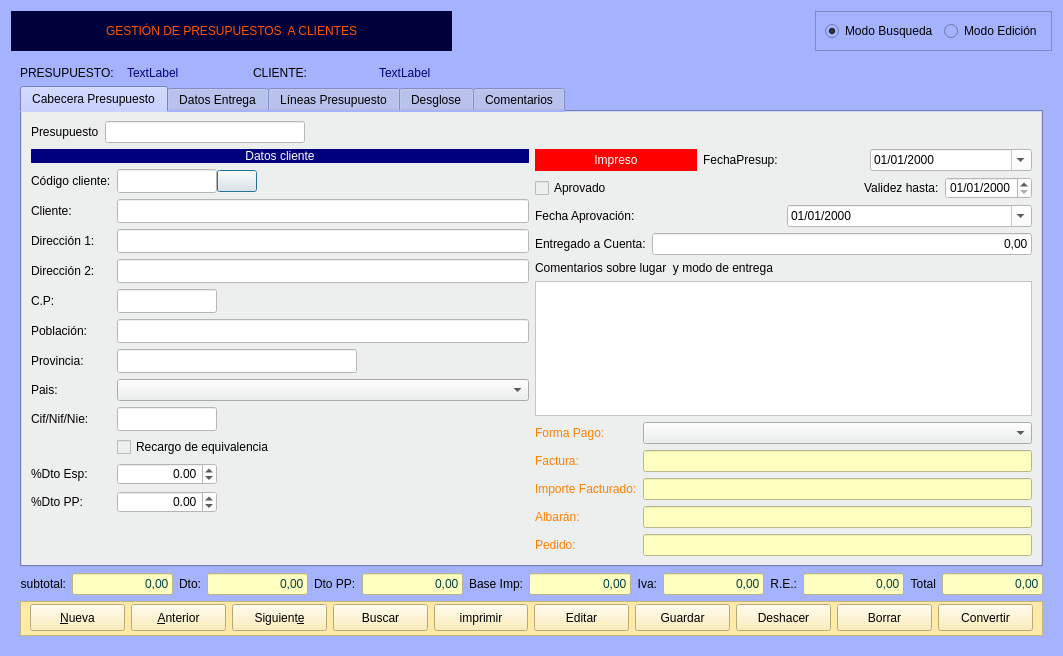
This is Zona_Ventas/frmpresupuestoscli.ui in arcnexus/RedFoX as Qt 5 draws it before an edit. The edited form follows.
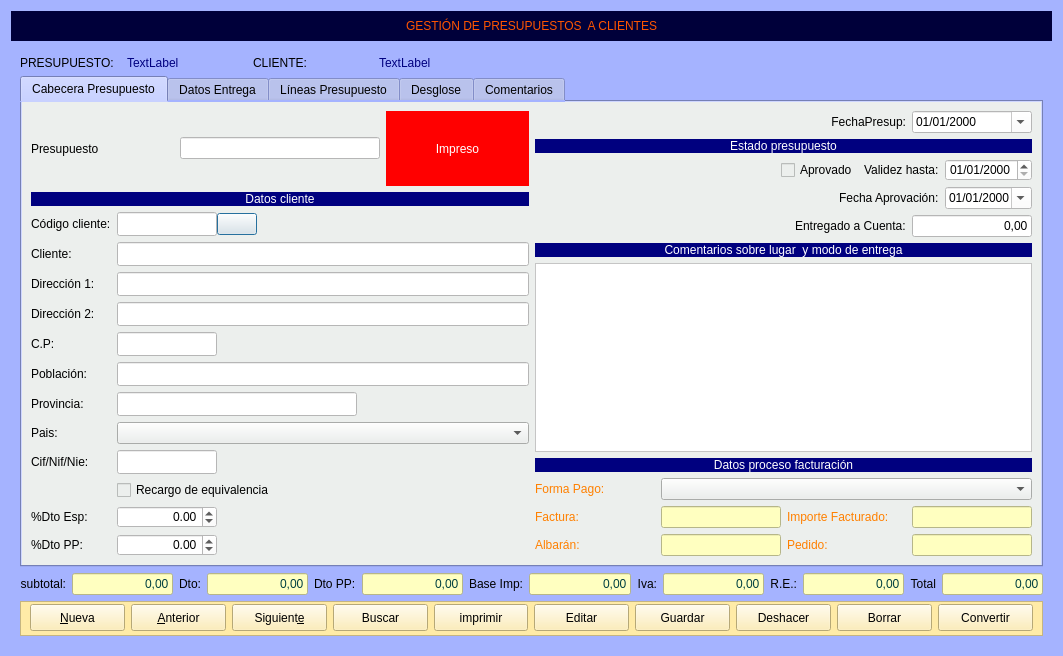
This is the edited form. Icons and pictures are not drawn.

The edit to the form file:
```diff
--- a/Zona_Ventas/frmpresupuestoscli.ui
+++ b/Zona_Ventas/frmpresupuestoscli.ui
@@ -33,7 +33,7 @@
    <string notr="true">background-color: rgb(165, 179, 255);</string>
   </property>
   <layout class="QGridLayout" name="gridLayout_5">
-   <item row="0" column="0">
+   <item row="0" column="0" colspan="2">
     <widget class="QLabel" name="label_67">
      <property name="minimumSize">
       <size>
@@ -41,12 +41,6 @@
        <height>30</height>
       </size>
      </property>
-     <property name="maximumSize">
-      <size>
-       <width>250</width>
-       <height>16777215</height>
-      </size>
-     </property>
      <property name="styleSheet">
       <string notr="true">font: 14pt &quot;Sans Serif&quot;;
 color: rgb(255, 85, 0);
@@ -60,42 +54,7 @@
      </property>
     </widget>
    </item>
-   <item row="0" column="2">
-    <widget class="QFrame" name="frame">
-     <property name="maximumSize">
-      <size>
-       <width>290</width>
-       <height>16777215</height>
-      </size>
-     </property>
-     <property name="frameShape">
-      <enum>QFrame::StyledPanel</enum>
-     </property>
-     <property name="frameShadow">
-      <enum>QFrame::Raised</enum>
-     </property>
-     <layout class="QHBoxLayout" name="horizontalLayout_10">
-      <item>
-       <widget class="QRadioButton" name="radBusqueda">
-        <property name="text">
-         <string>Modo Busqueda</string>
-        </property>
-        <property name="checked">
-         <bool>true</bool>
-        </property>
-       </widget>
-      </item>
-      <item>
-       <widget class="QRadioButton" name="radEdicion">
-        <property name="text">
-         <string>Modo Edición</string>
-        </property>
-       </widget>
-      </item>
-     </layout>
-    </widget>
-   </item>
-   <item row="1" column="0" colspan="3">
+   <item row="1" column="0" colspan="2">
     <widget class="QStackedWidget" name="stackedWidget">
      <property name="currentIndex">
       <number>0</number>
@@ -174,8 +133,8 @@
           <attribute name="title">
            <string>Cabecera Presupuesto</string>
           </attribute>
-          <layout class="QVBoxLayout" name="verticalLayout">
-           <item>
+          <layout class="QGridLayout" name="gridLayout_14">
+           <item row="0" column="0">
             <layout class="QHBoxLayout" name="horizontalLayout_7">
              <item>
               <widget class="QLabel" name="lblnumalb">
@@ -201,7 +160,33 @@
               </widget>
              </item>
              <item>
-              <spacer name="horizontalSpacer_3">
+              <widget class="QLabel" name="lbimpreso">
+               <property name="minimumSize">
+                <size>
+                 <width>80</width>
+                 <height>0</height>
+                </size>
+               </property>
+               <property name="styleSheet">
+                <string notr="true">background-color: rgb(255, 0, 0);
+color: rgb(255, 255, 255);</string>
+               </property>
+               <property name="text">
+                <string>Impreso</string>
+               </property>
+               <property name="alignment">
+                <set>Qt::AlignCenter</set>
+               </property>
+              </widget>
+             </item>
+            </layout>
+           </item>
+           <item row="0" column="1" rowspan="2">
+            <layout class="QGridLayout" name="gridLayout_13">
+             <item row="2" column="0">
+              <layout class="QHBoxLayout" name="horizontalLayout_4">
+               <item>
+                <spacer name="horizontalSpacer">
                <property name="orientation">
                 <enum>Qt::Horizontal</enum>
                </property>
@@ -213,11 +198,347 @@
                </property>
               </spacer>
              </item>
-            </layout>
-           </item>
+               <item>
+                <widget class="QCheckBox" name="chklAprovado">
+                 <property name="text">
+                  <string>Aprovado</string>
+                 </property>
+                 <property name="tristate">
+                  <bool>false</bool>
+                 </property>
+                </widget>
+               </item>
+               <item>
+                <widget class="QLabel" name="label">
+                 <property name="text">
+                  <string>Validez hasta:</string>
+                 </property>
+                </widget>
+               </item>
+               <item>
+                <widget class="QDateEdit" name="txtvalido_hasta">
+                 <property name="minimumSize">
+                  <size>
+                   <width>72</width>
+                   <height>0</height>
+                  </size>
+                 </property>
+                 <property name="styleSheet">
+                  <string notr="true">background-color: rgb(255, 255, 255);</string>
+                 </property>
+                 <property name="displayFormat">
+                  <string>dd/MM/yyyy</string>
+                 </property>
+                 <property name="calendarPopup">
+                  <bool>false</bool>
+                 </property>
+                </widget>
+               </item>
+              </layout>
+             </item>
+             <item row="6" column="0">
+              <widget class="QLabel" name="label_54">
+               <property name="styleSheet">
+                <string notr="true">background-color: rgb(0, 0, 127);
+color: rgb(255, 255, 255);</string>
+               </property>
+               <property name="text">
+                <string>Datos proceso facturación</string>
+               </property>
+               <property name="alignment">
+                <set>Qt::AlignCenter</set>
+               </property>
+              </widget>
+             </item>
+             <item row="7" column="0">
+              <layout class="QGridLayout" name="gridLayout_16">
+               <item row="2" column="1">
+                <widget class="QLineEdit" name="txtfactura">
+                 <property name="enabled">
+                  <bool>false</bool>
+                 </property>
+                 <property name="maximumSize">
+                  <size>
+                   <width>120</width>
+                   <height>16777215</height>
+                  </size>
+                 </property>
+                 <property name="styleSheet">
+                  <string notr="true">background-color: rgb(255, 255, 192);</string>
+                 </property>
+                </widget>
+               </item>
+               <item row="1" column="0">
+                <widget class="QLabel" name="label_70">
+                 <property name="styleSheet">
+                  <string notr="true">color: rgb(255, 128, 0);</string>
+                 </property>
+                 <property name="text">
+                  <string>Forma Pago:</string>
+                 </property>
+                </widget>
+               </item>
+               <item row="2" column="0">
+                <widget class="QLabel" name="lblNumFactura_2">
+                 <property name="styleSheet">
+                  <string notr="true">color: rgb(255, 128, 0);</string>
+                 </property>
+                 <property name="text">
+                  <string>Factura:</string>
+                 </property>
+                </widget>
+               </item>
+               <item row="2" column="3">
+                <widget class="QLineEdit" name="txtimporte_factura">
+                 <property name="enabled">
+                  <bool>false</bool>
+                 </property>
+                 <property name="maximumSize">
+                  <size>
+                   <width>120</width>
+                   <height>16777215</height>
+                  </size>
+                 </property>
+                 <property name="styleSheet">
+                  <string notr="true">background-color: rgb(255, 255, 192);</string>
+                 </property>
+                 <property name="alignment">
+                  <set>Qt::AlignRight|Qt::AlignTrailing|Qt::AlignVCenter</set>
+                 </property>
+                </widget>
+               </item>
+               <item row="2" column="2">
+                <widget class="QLabel" name="label_71">
+                 <property name="styleSheet">
+                  <string notr="true">color: rgb(255, 128, 0);</string>
+                 </property>
+                 <property name="text">
+                  <string>Importe Facturado:</string>
+                 </property>
+                </widget>
+               </item>
+               <item row="3" column="0">
+                <widget class="QLabel" name="label_41">
+                 <property name="styleSheet">
+                  <string notr="true">color: rgb(255, 128, 0);</string>
+                 </property>
+                 <property name="text">
+                  <string>Albarán:</string>
+                 </property>
+                </widget>
+               </item>
+               <item row="3" column="1">
+                <widget class="QLineEdit" name="txtalbaran">
+                 <property name="enabled">
+                  <bool>false</bool>
+                 </property>
+                 <property name="maximumSize">
+                  <size>
+                   <width>120</width>
+                   <height>16777215</height>
+                  </size>
+                 </property>
+                 <property name="styleSheet">
+                  <string notr="true">background-color: rgb(255, 255, 192);</string>
+                 </property>
+                </widget>
+               </item>
+               <item row="3" column="2">
+                <widget class="QLabel" name="label_69">
+                 <property name="styleSheet">
+                  <string notr="true">color: rgb(255, 128, 0);</string>
+                 </property>
+                 <property name="text">
+                  <string>Pedido:</string>
+                 </property>
+                </widget>
+               </item>
+               <item row="3" column="3">
+                <widget class="QLineEdit" name="txtpedido">
+                 <property name="enabled">
+                  <bool>false</bool>
+                 </property>
+                 <property name="maximumSize">
+                  <size>
+                   <width>120</width>
+                   <height>16777215</height>
+                  </size>
+                 </property>
+                 <property name="styleSheet">
+                  <string notr="true">background-color: rgb(255, 255, 192);</string>
+                 </property>
+                </widget>
+               </item>
+               <item row="1" column="1" colspan="3">
+                <widget class="QComboBox" name="cboFormaPago"/>
+               </item>
+              </layout>
+             </item>
+             <item row="4" column="0">
+              <layout class="QHBoxLayout" name="horizontalLayout_5">
            <item>
+                <spacer name="horizontalSpacer_7">
+                 <property name="orientation">
+                  <enum>Qt::Horizontal</enum>
+                 </property>
+                 <property name="sizeHint" stdset="0">
+                  <size>
+                   <width>40</width>
+                   <height>20</height>
+                  </size>
+                 </property>
+                </spacer>
+               </item>
+               <item>
+                <widget class="QLabel" name="label_73">
+                 <property name="text">
+                  <string>Entregado a Cuenta:</string>
+                 </property>
+                </widget>
+               </item>
+               <item>
+                <widget class="QLineEdit" name="txtentregado_a_cuenta">
+                 <property name="maximumSize">
+                  <size>
+                   <width>120</width>
+                   <height>16777215</height>
+                  </size>
+                 </property>
+                 <property name="styleSheet">
+                  <string notr="true">background-color: rgb(255, 255, 255);</string>
+                 </property>
+                 <property name="text">
+                  <string>0,00</string>
+                 </property>
+                 <property name="alignment">
+                  <set>Qt::AlignRight|Qt::AlignTrailing|Qt::AlignVCenter</set>
+                 </property>
+                </widget>
+               </item>
+              </layout>
+             </item>
+             <item row="3" column="0">
+              <layout class="QHBoxLayout" name="horizontalLayout">
+               <item>
+                <spacer name="horizontalSpacer_8">
+                 <property name="orientation">
+                  <enum>Qt::Horizontal</enum>
+                 </property>
+                 <property name="sizeHint" stdset="0">
+                  <size>
+                   <width>40</width>
+                   <height>20</height>
+                  </size>
+                 </property>
+                </spacer>
+               </item>
+               <item>
+                <widget class="QLabel" name="lblFechaAprovacin">
+                 <property name="text">
+                  <string>Fecha Aprovación:</string>
+                 </property>
+                </widget>
+               </item>
+               <item>
+                <widget class="QDateEdit" name="txtfechaAprovacion">
+                 <property name="maximumSize">
+                  <size>
+                   <width>120</width>
+                   <height>16777215</height>
+                  </size>
+                 </property>
+                 <property name="styleSheet">
+                  <string notr="true">background-color: rgb(255, 255, 255);</string>
+                 </property>
+                 <property name="displayFormat">
+                  <string>dd/MM/yyyy</string>
+                 </property>
+                 <property name="calendarPopup">
+                  <bool>true</bool>
+                 </property>
+                </widget>
+               </item>
+              </layout>
+             </item>
+             <item row="5" column="0">
             <layout class="QHBoxLayout" name="horizontalLayout_8">
              <item>
+                <layout class="QVBoxLayout" name="verticalLayout">
+                 <item>
+                  <widget class="QLabel" name="label_40">
+                   <property name="styleSheet">
+                    <string notr="true">background-color: rgb(0, 0, 127);
+color: rgb(255, 255, 255);</string>
+                   </property>
+                   <property name="text">
+                    <string>Comentarios sobre lugar  y modo de entrega</string>
+                   </property>
+                   <property name="alignment">
+                    <set>Qt::AlignCenter</set>
+                   </property>
+                  </widget>
+                 </item>
+                 <item>
+                  <widget class="QTextEdit" name="txtlugar_entrega">
+                   <property name="styleSheet">
+                    <string notr="true">background-color: rgb(255, 255, 255);</string>
+                   </property>
+                  </widget>
+                 </item>
+                </layout>
+               </item>
+              </layout>
+             </item>
+             <item row="0" column="0">
+              <layout class="QHBoxLayout" name="horizontalLayout_9">
+               <item>
+                <widget class="QLabel" name="label_21">
+                 <property name="text">
+                  <string>FechaPresup:</string>
+                 </property>
+                 <property name="alignment">
+                  <set>Qt::AlignRight|Qt::AlignTrailing|Qt::AlignVCenter</set>
+                 </property>
+                </widget>
+               </item>
+               <item>
+                <widget class="QDateEdit" name="txtfecha">
+                 <property name="maximumSize">
+                  <size>
+                   <width>120</width>
+                   <height>16777215</height>
+                  </size>
+                 </property>
+                 <property name="styleSheet">
+                  <string notr="true">background-color: rgb(255, 255, 255);</string>
+                 </property>
+                 <property name="displayFormat">
+                  <string>dd/MM/yyyy</string>
+                 </property>
+                 <property name="calendarPopup">
+                  <bool>true</bool>
+                 </property>
+                </widget>
+               </item>
+              </layout>
+             </item>
+             <item row="1" column="0">
+              <widget class="QLabel" name="label_55">
+               <property name="styleSheet">
+                <string notr="true">background-color: rgb(0, 0, 127);
+color: rgb(255, 255, 255);</string>
+               </property>
+               <property name="text">
+                <string>Estado presupuesto</string>
+               </property>
+               <property name="alignment">
+                <set>Qt::AlignCenter</set>
+               </property>
+              </widget>
+             </item>
+            </layout>
+           </item>
+           <item row="1" column="0">
               <layout class="QFormLayout" name="formLayout_2">
                <property name="fieldGrowthPolicy">
                 <enum>QFormLayout::AllNonFixedFieldsGrow</enum>
@@ -534,268 +855,6 @@
                </item>
               </layout>
              </item>
-             <item>
-              <layout class="QVBoxLayout" name="verticalLayout_7">
-               <item>
-                <layout class="QHBoxLayout" name="horizontalLayout_9">
-                 <item>
-                  <widget class="QLabel" name="lbimpreso">
-                   <property name="minimumSize">
-                    <size>
-                     <width>80</width>
-                     <height>0</height>
-                    </size>
-                   </property>
-                   <property name="styleSheet">
-                    <string notr="true">background-color: rgb(255, 0, 0);
-color: rgb(255, 255, 255);</string>
-                   </property>
-                   <property name="text">
-                    <string>Impreso</string>
-                   </property>
-                   <property name="alignment">
-                    <set>Qt::AlignCenter</set>
-                   </property>
-                  </widget>
-                 </item>
-                 <item>
-                  <widget class="QLabel" name="label_21">
-                   <property name="text">
-                    <string>FechaPresup:</string>
-                   </property>
-                  </widget>
-                 </item>
-                 <item>
-                  <widget class="QDateEdit" name="txtfecha">
-                   <property name="styleSheet">
-                    <string notr="true">background-color: rgb(255, 255, 255);</string>
-                   </property>
-                   <property name="displayFormat">
-                    <string>dd/MM/yyyy</string>
-                   </property>
-                   <property name="calendarPopup">
-                    <bool>true</bool>
-                   </property>
-                  </widget>
-                 </item>
-                </layout>
-               </item>
-               <item>
-                <layout class="QHBoxLayout" name="horizontalLayout_4">
-                 <item>
-                  <widget class="QCheckBox" name="chklAprovado">
-                   <property name="text">
-                    <string>Aprovado</string>
-                   </property>
-                   <property name="tristate">
-                    <bool>false</bool>
-                   </property>
-                  </widget>
-                 </item>
-                 <item>
-                  <spacer name="horizontalSpacer">
-                   <property name="orientation">
-                    <enum>Qt::Horizontal</enum>
-                   </property>
-                   <property name="sizeHint" stdset="0">
-                    <size>
-                     <width>40</width>
-                     <height>20</height>
-                    </size>
-                   </property>
-                  </spacer>
-                 </item>
-                 <item>
-                  <widget class="QLabel" name="label">
-                   <property name="text">
-                    <string>Validez hasta:</string>
-                   </property>
-                  </widget>
-                 </item>
-                 <item>
-                  <widget class="QDateEdit" name="txtvalido_hasta">
-                   <property name="minimumSize">
-                    <size>
-                     <width>72</width>
-                     <height>0</height>
-                    </size>
-                   </property>
-                   <property name="styleSheet">
-                    <string notr="true">background-color: rgb(255, 255, 255);</string>
-                   </property>
-                   <property name="displayFormat">
-                    <string>dd/MM/yyyy</string>
-                   </property>
-                   <property name="calendarPopup">
-                    <bool>false</bool>
-                   </property>
-                  </widget>
-                 </item>
-                </layout>
-               </item>
-               <item>
-                <layout class="QHBoxLayout" name="horizontalLayout">
-                 <item>
-                  <widget class="QLabel" name="lblFechaAprovacin">
-                   <property name="text">
-                    <string>Fecha Aprovación:</string>
-                   </property>
-                  </widget>
-                 </item>
-                 <item>
-                  <widget class="QDateEdit" name="txtfechaAprovacion">
-                   <property name="styleSheet">
-                    <string notr="true">background-color: rgb(255, 255, 255);</string>
-                   </property>
-                   <property name="displayFormat">
-                    <string>dd/MM/yyyy</string>
-                   </property>
-                   <property name="calendarPopup">
-                    <bool>true</bool>
-                   </property>
-                  </widget>
-                 </item>
-                </layout>
-               </item>
-               <item>
-                <layout class="QHBoxLayout" name="horizontalLayout_5">
-                 <item>
-                  <widget class="QLabel" name="label_73">
-                   <property name="text">
-                    <string>Entregado a Cuenta:</string>
-                   </property>
-                  </widget>
-                 </item>
-                 <item>
-                  <widget class="QLineEdit" name="txtentregado_a_cuenta">
-                   <property name="styleSheet">
-                    <string notr="true">background-color: rgb(255, 255, 255);</string>
-                   </property>
-                   <property name="text">
-                    <string>0,00</string>
-                   </property>
-                   <property name="alignment">
-                    <set>Qt::AlignRight|Qt::AlignTrailing|Qt::AlignVCenter</set>
-                   </property>
-                  </widget>
-                 </item>
-                </layout>
-               </item>
-               <item>
-                <widget class="QLabel" name="label_40">
-                 <property name="text">
-                  <string>Comentarios sobre lugar  y modo de entrega</string>
-                 </property>
-                </widget>
-               </item>
-               <item>
-                <widget class="QTextEdit" name="txtlugar_entrega">
-                 <property name="styleSheet">
-                  <string notr="true">background-color: rgb(255, 255, 255);</string>
-                 </property>
-                </widget>
-               </item>
-               <item>
-                <layout class="QGridLayout" name="gridLayout_16">
-                 <item row="3" column="2">
-                  <widget class="QLabel" name="label_71">
-                   <property name="styleSheet">
-                    <string notr="true">color: rgb(255, 128, 0);</string>
-                   </property>
-                   <property name="text">
-                    <string>Importe Facturado:</string>
-                   </property>
-                  </widget>
-                 </item>
-                 <item row="3" column="3">
-                  <widget class="QLineEdit" name="txtimporte_factura">
-                   <property name="enabled">
-                    <bool>false</bool>
-                   </property>
-                   <property name="styleSheet">
-                    <string notr="true">background-color: rgb(255, 255, 192);</string>
-                   </property>
-                  </widget>
-                 </item>
-                 <item row="5" column="2">
-                  <widget class="QLabel" name="label_69">
-                   <property name="styleSheet">
-                    <string notr="true">color: rgb(255, 128, 0);</string>
-                   </property>
-                   <property name="text">
-                    <string>Pedido:</string>
-                   </property>
-                  </widget>
-                 </item>
-                 <item row="5" column="3">
-                  <widget class="QLineEdit" name="txtpedido">
-                   <property name="enabled">
-                    <bool>false</bool>
-                   </property>
-                   <property name="styleSheet">
-                    <string notr="true">background-color: rgb(255, 255, 192);</string>
-                   </property>
-                  </widget>
-                 </item>
-                 <item row="4" column="2">
-                  <widget class="QLabel" name="label_41">
-                   <property name="styleSheet">
-                    <string notr="true">color: rgb(255, 128, 0);</string>
-                   </property>
-                   <property name="text">
-                    <string>Albarán:</string>
-                   </property>
-                  </widget>
-                 </item>
-                 <item row="1" column="2">
-                  <widget class="QLabel" name="label_70">
-                   <property name="styleSheet">
-                    <string notr="true">color: rgb(255, 128, 0);</string>
-                   </property>
-                   <property name="text">
-                    <string>Forma Pago:</string>
-                   </property>
-                  </widget>
-                 </item>
-                 <item row="2" column="2">
-                  <widget class="QLabel" name="lblNumFactura_2">
-                   <property name="styleSheet">
-                    <string notr="true">color: rgb(255, 128, 0);</string>
-                   </property>
-                   <property name="text">
-                    <string>Factura:</string>
-                   </property>
-                  </widget>
-                 </item>
-                 <item row="2" column="3">
-                  <widget class="QLineEdit" name="txtfactura">
-                   <property name="enabled">
-                    <bool>false</bool>
-                   </property>
-                   <property name="styleSheet">
-                    <string notr="true">background-color: rgb(255, 255, 192);</string>
-                   </property>
-                  </widget>
-                 </item>
-                 <item row="4" column="3">
-                  <widget class="QLineEdit" name="txtalbaran">
-                   <property name="enabled">
-                    <bool>false</bool>
-                   </property>
-                   <property name="styleSheet">
-                    <string notr="true">background-color: rgb(255, 255, 192);</string>
-                   </property>
-                  </widget>
-                 </item>
-                 <item row="1" column="3">
-                  <widget class="QComboBox" name="cboFormaPago"/>
-                 </item>
-                </layout>
-               </item>
-              </layout>
-             </item>
-            </layout>
-           </item>
           </layout>
          </widget>
          <widget class="QWidget" name="tab_5">
@@ -2806,15 +2865,25 @@
             </property>
            </widget>
           </item>
-         </layout>
-        </widget>
-       </item>
-      </layout>
-     </widget>
-    </widget>
-   </item>
-   <item row="0" column="1">
-    <spacer name="horizontalSpacer_7">
+          <item row="9" column="0" colspan="3">
+           <widget class="QPushButton" name="btnBorrar_2">
+            <property name="text">
+             <string>Borrar presupuesto</string>
+            </property>
+            <property name="icon">
+             <iconset resource="../maya.qrc">
+              <normaloff>:/Icons/PNG/borrar.png</normaloff>:/Icons/PNG/borrar.png</iconset>
+            </property>
+            <property name="iconSize">
+             <size>
+              <width>27</width>
+              <height>27</height>
+             </size>
+            </property>
+           </widget>
+          </item>
+          <item row="8" column="0">
+           <spacer name="verticalSpacer_3">
      <property name="orientation">
       <enum>Qt::Horizontal</enum>
      </property>
@@ -2826,11 +2895,71 @@
      </property>
     </spacer>
    </item>
-  </layout>
-  <zorder>label_67</zorder>
-  <zorder>stackedWidget</zorder>
-  <zorder>frame</zorder>
-  <zorder>horizontalSpacer_7</zorder>
+          <item row="7" column="0" colspan="3">
+           <widget class="QPushButton" name="btnImprimir_2">
+            <property name="text">
+             <string>Imprimir presupuesto</string>
+            </property>
+            <property name="icon">
+             <iconset resource="../maya.qrc">
+              <normaloff>:/Icons/PNG/impresora2.png</normaloff>:/Icons/PNG/impresora2.png</iconset>
+            </property>
+            <property name="iconSize">
+             <size>
+              <width>24</width>
+              <height>27</height>
+             </size>
+            </property>
+           </widget>
+          </item>
+          <item row="4" column="0">
+           <widget class="QLabel" name="label_24">
+            <property name="styleSheet">
+             <string notr="true">color: rgb(255, 255, 255);</string>
+            </property>
+            <property name="text">
+             <string>Busqueda:</string>
+            </property>
+           </widget>
+          </item>
+          <item row="2" column="2">
+           <widget class="QComboBox" name="cboOrden">
+            <property name="minimumSize">
+             <size>
+              <width>120</width>
+              <height>0</height>
+             </size>
+            </property>
+           </widget>
+          </item>
+          <item row="3" column="2">
+           <widget class="QComboBox" name="cboModo"/>
+          </item>
+          <item row="6" column="0" colspan="3">
+           <widget class="QPushButton" name="btnEditar_2">
+            <property name="text">
+             <string>Editar presupuesto</string>
+            </property>
+            <property name="icon">
+             <iconset resource="../maya.qrc">
+              <normaloff>:/Icons/PNG/edit.png</normaloff>:/Icons/PNG/edit.png</iconset>
+            </property>
+            <property name="iconSize">
+             <size>
+              <width>27</width>
+              <height>27</height>
+             </size>
+            </property>
+           </widget>
+          </item>
+         </layout>
+        </widget>
+       </item>
+      </layout>
+     </widget>
+    </widget>
+   </item>
+  </layout>
  </widget>
  <tabstops>
   <tabstop>txtcodigo_cliente</tabstop>
```
Left out of the diff: 448 changed lines with no effect on the pictures. Lines whose indentation alone changed are shown as unchanged.
